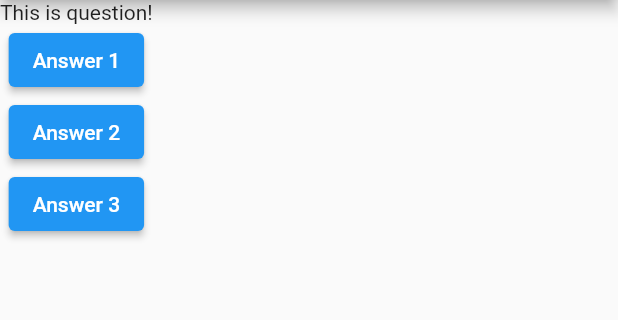
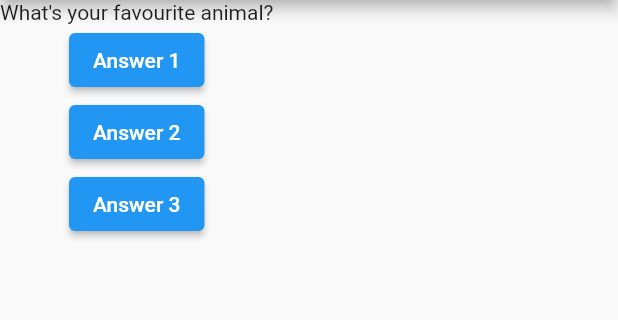
Before and after one commit to aroran1/flutter-notes, a Flutter app: the screen it shows after launch, after a tap on "Answer 1", on a phone screen of 412 x 824 dp, the part 84-404 px from its top. Run offline on Flutter 3.47's test engine with Material 2 defaults, Android fonts, the phone set to English and light mode, and no system bars.

```diff
--- a/first_flutter_app/lib/main.dart
+++ b/first_flutter_app/lib/main.dart
@@ -6,17 +6,30 @@ import 'package:flutter/material.dart';
 
 void main() => runApp(MyApp());
 
-class MyApp extends StatelessWidget {
+class MyApp extends StatefulWidget {
+  @override
+  State<StatefulWidget> createState() {
+    // implements create state
+    return MyAppState();
+  }
+}
+
+class MyAppState extends State<MyApp> {
+  var questionIndex = 0;
+
   void answerQuestion() {
-    print('Answer choosen!');
+    setState(() {
+      questionIndex = questionIndex + 1;
+    });
+    print(questionIndex);
   }
 
   @override
   Widget build(BuildContext context) {
-    // var questions = [
-    //   'What\'s your favourite color?',
-    //   'What\'s your favourite animal?',
-    // ];
+    var questions = [
+      'What\'s your favourite color?',
+      'What\'s your favourite animal?',
+    ];
     // return MaterialApp(home: Text('Hello!'));
     return MaterialApp(
       home: Scaffold(
@@ -25,7 +38,7 @@ class MyApp extends StatelessWidget {
         ),
         body: Column(
           children: <Widget>[
-            Text('This is question!'),
+            Text(questions[questionIndex]),
             ElevatedButton(
               child: Text('Answer 1'),
               onPressed:
```
Also changed, not shown: 1 other file.
